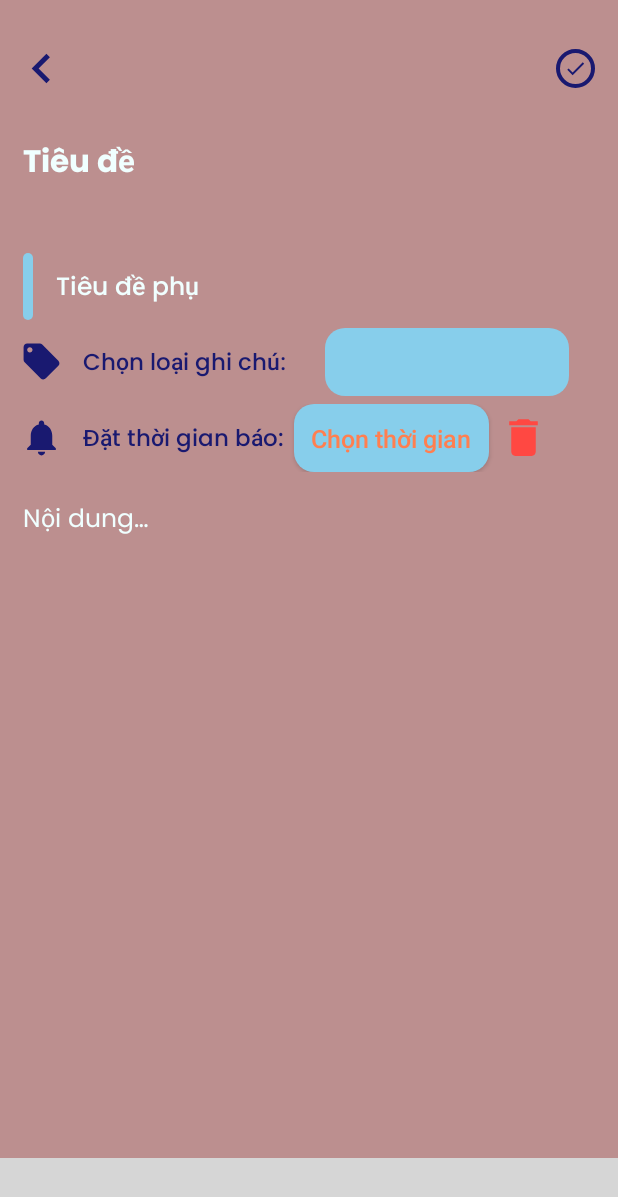
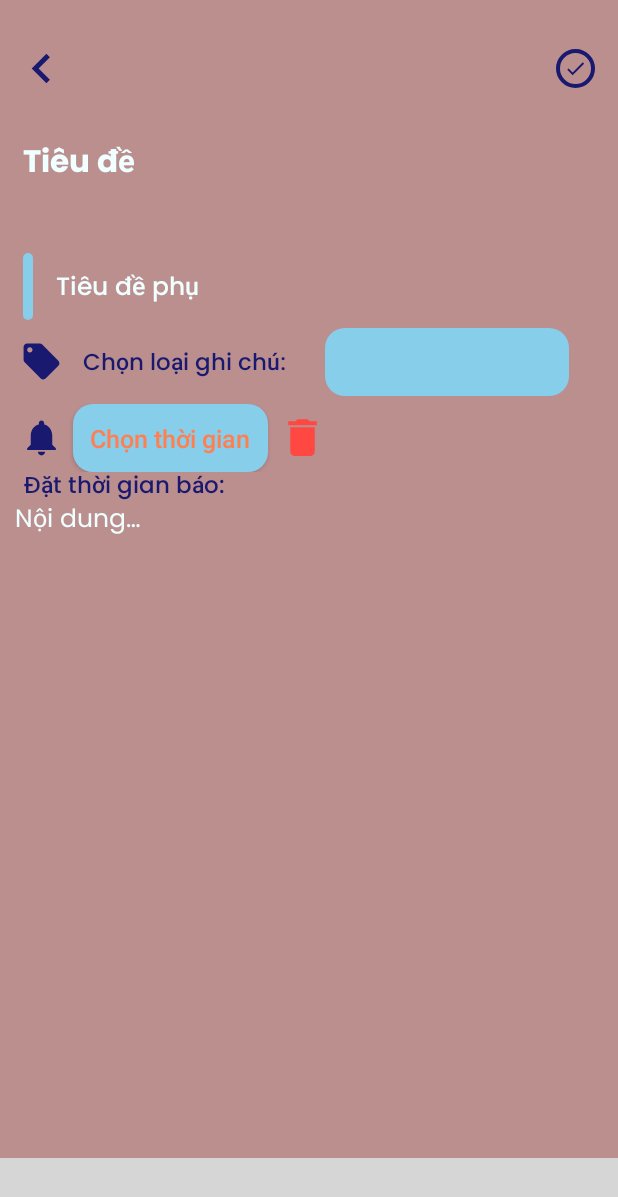
Before and after one commit to kienhpdb2/Todoapp, an Android app: the layout activity_create_note.xml on its own in the app's theme, with its tools: preview values and no code run, on a phone screen of 412 x 824 dp. Shown: the top 1197 px of the screen. Run offline under Robolectric (Android 15) with nearby library versions, the phone set to English and light mode, and no system bars; grey boxes are pictures that could not be loaded.

Commit message:
Them lich

```diff
--- a/app/src/main/java/com/uef/android_note_app/notification/AlertReceiver.java
+++ b/app/src/main/java/com/uef/android_note_app/notification/AlertReceiver.java
@@ -29,6 +29,4 @@ public class AlertReceiver extends BroadcastReceiver {
         notificationHelper.getManager().notify(Integer.parseInt(id), nb.build());
     }
 
-
-
 }
--- a/app/src/main/java/com/uef/android_note_app/notification/NotificationHelper.java
+++ b/app/src/main/java/com/uef/android_note_app/notification/NotificationHelper.java
@@ -54,7 +54,8 @@ public class NotificationHelper extends ContextWrapper {
                 .setContentText(message)
                 .setSmallIcon(R.drawable.ic_notification)
                 .setPriority(NotificationCompat.PRIORITY_HIGH)
-                .setCategory(NotificationCompat.CATEGORY_ALARM);
+                .setCategory(NotificationCompat.CATEGORY_ALARM)
+                .setTimeoutAfter(10000); // Thời gian thông báo hiện trên màn hình (10 giây);
 
     }
 }
--- a/app/src/main/res/layout/activity_create_note.xml
+++ b/app/src/main/res/layout/activity_create_note.xml
@@ -230,27 +230,19 @@
                     android:contentDescription="@string/app_name"
                     android:src="@drawable/ic_notification"
                     app:tint="@color/colorIcons" />
-                <TextView
-                    android:id="@+id/textViewAlarm"
-                    android:layout_width="wrap_content"
-                    android:layout_height="wrap_content"
-                    android:fontFamily="@font/poppins_medium"
-                    android:layout_marginStart="@dimen/_10sdp"
-                    android:includeFontPadding="false"
-                    android:text="@string/add_alarm"
-                    android:textColor="@color/colorIcons"
-                    android:textSize="@dimen/_12sdp" />
+
                 <Button
                     android:id="@+id/buttonSetAlarm"
                     android:layout_width="@dimen/_100sdp"
                     android:layout_height="wrap_content"
-                    android:text="@string/text_pick_time"
                     android:layout_marginStart="@dimen/_5sdp"
                     android:background="@drawable/background_note"
                     android:backgroundTint="@color/colorAccent"
+                    android:text="@string/text_pick_time"
+                    android:textAllCaps="false"
                     android:textColor="@color/colorPrimaryDark"
-                    android:textSize="@dimen/_13sdp"
-                    android:textAllCaps="false" />
+                    android:textSize="@dimen/_13sdp" />
+
                 <ImageView
                     android:id="@+id/buttonCancelAlarm"
                     android:layout_width="@dimen/_25sdp"
@@ -263,11 +255,9 @@
 
             <EditText
                 android:id="@+id/inputNote"
-                android:layout_width="match_parent"
+                android:layout_width="@dimen/_200sdp"
                 android:layout_height="wrap_content"
-                android:layout_marginStart="@dimen/_12sdp"
                 android:layout_marginTop="@dimen/_15sdp"
-                android:layout_marginEnd="@dimen/_12sdp"
                 android:layout_marginBottom="@dimen/_15sdp"
                 android:background="@null"
                 android:fontFamily="@font/poppins_regular"
@@ -281,7 +271,24 @@
                 android:textColorHint="@color/colorTextHint"
                 android:textSize="@dimen/_13sdp"
                 app:layout_constraintBottom_toBottomOf="parent"
+                app:layout_constraintEnd_toEndOf="parent"
+                app:layout_constraintHorizontal_bias="0.067"
+                app:layout_constraintStart_toStartOf="parent"
                 app:layout_constraintTop_toBottomOf="@id/layoutAddAlarm" />
+
+            <TextView
+                android:id="@+id/textViewAlarm"
+                android:layout_width="wrap_content"
+                android:layout_height="wrap_content"
+                android:fontFamily="@font/poppins_medium"
+                android:includeFontPadding="false"
+                android:text="@string/add_alarm"
+                android:textColor="@color/colorIcons"
+                android:textSize="@dimen/_12sdp"
+                app:layout_constraintBottom_toTopOf="@id/inputNote"
+                app:layout_constraintEnd_toEndOf="parent"
+                app:layout_constraintHorizontal_bias="0.058"
+                app:layout_constraintStart_toStartOf="parent" />
 
 
         </androidx.constraintlayout.widget.ConstraintLayout>
```
Also changed, not shown: app/src/main/java/com/uef/android_note_app/activities/CreateNoteActivity.java (+32 -10 lines), app/src/main/java/com/uef/android_note_app/activities/MainActivity.java (+16 -1 lines), app/src/main/java/com/uef/android_note_app/views/DatePickerFragment.java (added, +41 -0 lines).
